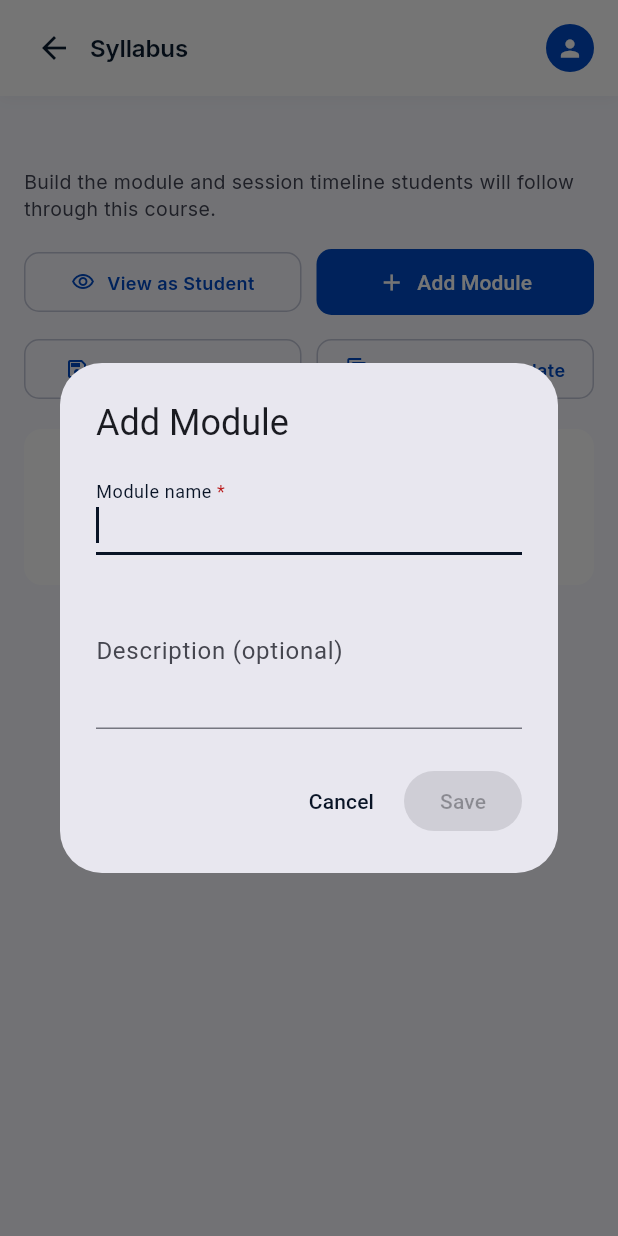
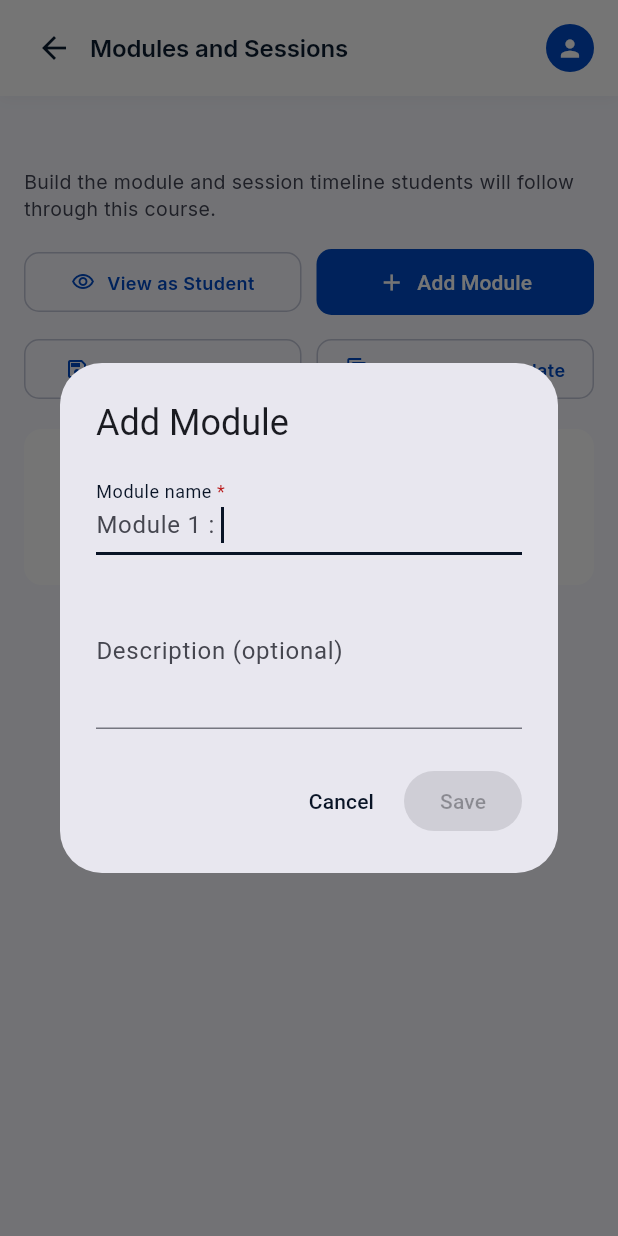
Before and after one commit to zheungyikgain12234/AIEI_LMS, a Flutter app: the CourseSyllabusScreen screen opened directly with empty values, after a tap on "Add Module", on a phone screen of 412 x 824 dp. Run offline on Flutter 3.47's test engine with Material 3 defaults, Android fonts, the phone set to English and light mode, and no system bars; our stand-ins replace file_picker, flutter_riverpod, flutter_svg, google_fonts, supabase_flutter, video_player and 2 more; missing offline and left inert: dart:js_interop, flutter_quill; accounts and stored records are empty.

Commit message:
module, session prefix numbering, drag supported

```diff
--- a/lib/presentation/screens/faculty_portal/course_syllabus_screen.dart
+++ b/lib/presentation/screens/faculty_portal/course_syllabus_screen.dart
@@ -129,10 +129,10 @@ class _CourseSyllabusScreenState extends State<CourseSyllabusScreen> {
   Future<void> _addModule() async {
     final result = await showDialog<(String, String)>(
       context: context,
-      builder: (_) => const _NameDescriptionDialog(dialogTitle: 'Add Module', nameLabel: 'Module name'),
+      builder: (_) => _NameDescriptionDialog(dialogTitle: 'Add Module', nameLabel: 'Module name', prefix: _numberedPrefix('Module', _modules.length + 1)),
     );
     if (result == null) return;
-    await _repository.createModule(sectionId: widget.sectionId, name: result.$1, description: result.$2);
+    await _repository.createModule(sectionId: widget.sectionId, name: _bareName(result.$1), description: result.$2);
     await _load();
   }
 
@@ -142,19 +142,20 @@ class _CourseSyllabusScreenState extends State<CourseSyllabusScreen> {
       builder: (_) => _NameDescriptionDialog(
         dialogTitle: 'Edit Module',
         nameLabel: 'Module name',
-        existingName: m.name,
+        existingName: _bareName(m.name),
+        prefix: _numberedPrefix('Module', _modules.indexOf(m) + 1),
         existingDescription: m.description,
       ),
     );
     if (result == null) return;
-    await _repository.updateModule(m.id, name: result.$1, description: result.$2, isPublished: m.isPublished);
+    await _repository.updateModule(m.id, name: _bareName(result.$1), description: result.$2, isPublished: m.isPublished);
     await _load();
   }
 
   Future<void> _deleteModule(CourseModule m) async {
     final confirmed = await _confirmDelete(
       title: 'Delete module?',
-      message: 'This deletes "${m.name}" and every session and content block inside it. This cannot be undone.',
+      message: 'This deletes "${_bareName(m.name)}" and every session and content block inside it. This cannot be undone.',
     );
     if (confirmed != true) return;
     await _repository.deleteModule(m.id);
@@ -197,10 +198,10 @@ class _CourseSyllabusScreenState extends State<CourseSyllabusScreen> {
   Future<void> _addSession(String moduleId) async {
     final result = await showDialog<(String, String)>(
       context: context,
-      builder: (_) => const _NameDescriptionDialog(dialogTitle: 'Add Session', nameLabel: 'Session name'),
+      builder: (_) => _NameDescriptionDialog(dialogTitle: 'Add Session', nameLabel: 'Session name', prefix: _numberedPrefix('Lesson', (_sessionsByModule[moduleId]?.length ?? 0) + 1)),
     );
     if (result == null) return;
-    await _repository.createSession(moduleId: moduleId, name: result.$1, description: result.$2);
+    await _repository.createSession(moduleId: moduleId, name: _bareName(result.$1), description: result.$2);
     await _refreshSessionsFor(moduleId);
   }
 
@@ -210,19 +211,20 @@ class _CourseSyllabusScreenState extends State<CourseSyllabusScreen> {
       builder: (_) => _NameDescriptionDialog(
         dialogTitle: 'Edit Session',
         nameLabel: 'Session name',
-        existingName: s.name,
+        existingName: _bareName(s.name),
+        prefix: _numberedPrefix('Lesson', (_sessionsByModule[moduleId]?.indexOf(s) ?? 0) + 1),
         existingDescription: s.description,
       ),
     );
     if (result == null) return;
-    await _repository.updateSession(s.id, name: result.$1, description: result.$2, isPublished: s.isPublished);
+    await _repository.updateSession(s.id, name: _bareName(result.$1), description: result.$2, isPublished: s.isPublished);
     await _refreshSessionsFor(moduleId);
   }
 
   Future<void> _deleteSession(String moduleId, CourseSession s) async {
     final confirmed = await _confirmDelete(
       title: 'Delete session?',
-      message: 'This deletes "${s.name}" and every content block inside it. This cannot be undone.',
+      message: 'This deletes "${_bareName(s.name)}" and every content block inside it. This cannot be undone.',
     );
     if (confirmed != true) return;
     await _repository.deleteSession(s.id);
@@ -382,7 +384,7 @@ class _CourseSyllabusScreenState extends State<CourseSyllabusScreen> {
   Widget _buildMobileScaffold(BuildContext context) {
     return Scaffold(
       backgroundColor: FacultyColors.background,
-      appBar: const FacultyMobileTopBar(title: 'Syllabus'),
+      appBar: const FacultyMobileTopBar(title: 'Modules and Sessions'),
       body: SafeArea(
         top: false,
         child: SingleChildScrollView(
@@ -444,7 +446,7 @@ class _CourseSyllabusScreenState extends State<CourseSyllabusScreen> {
           child: Column(
             crossAxisAlignment: CrossAxisAlignment.start,
             children: [
-              Text('Syllabus', style: FacultyTypography.headlineLg()),
+              Text('Modules and Sessions', style: FacultyTypography.headlineLg()),
               const SizedBox(height: 2),
               Text(widget.courseTitle, style: FacultyTypography.bodyLg(color: FacultyColors.onSurfaceVariant)),
               const SizedBox(height: 4),
@@ -581,7 +583,7 @@ class _CourseSyllabusScreenState extends State<CourseSyllabusScreen> {
                     child: Column(
                       crossAxisAlignment: CrossAxisAlignment.start,
                       children: [
-                        Text(m.name, style: FacultyTypography.titleSm()),
+                        Text('${_numberedPrefix('Module', index + 1)}${_bareName(m.name)}', style: FacultyTypography.titleSm()),
                         if (m.description.isNotEmpty)
                           Text(m.description, style: FacultyTypography.bodySm(), maxLines: 2, overflow: TextOverflow.ellipsis),
                       ],
@@ -684,7 +686,7 @@ class _CourseSyllabusScreenState extends State<CourseSyllabusScreen> {
                     child: Column(
                       crossAxisAlignment: CrossAxisAlignment.start,
                       children: [
-                        Text(s.name, style: FacultyTypography.bodyLg(color: FacultyColors.onSurface).copyWith(fontWeight: FontWeight.w600)),
+                        Text('${_numberedPrefix('Lesson', index + 1)}${_bareName(s.name)}', style: FacultyTypography.bodyLg(color: FacultyColors.onSurface).copyWith(fontWeight: FontWeight.w600)),
                         if (s.description.isNotEmpty)
                           Text(s.description, style: FacultyTypography.bodySm(), maxLines: 1, overflow: TextOverflow.ellipsis),
                       ],
@@ -961,11 +963,15 @@ class _NameDescriptionDialog extends StatefulWidget {
   final String? existingName;
   final String? existingDescription;
 
+  /// Read-only "Module 3 : " label shown in front of the name field.
+  final String? prefix;
+
   const _NameDescriptionDialog({
     required this.dialogTitle,
     required this.nameLabel,
     this.existingName,
     this.existingDescription,
+    this.prefix,
   });
 
   @override
@@ -996,7 +1002,7 @@ class _NameDescriptionDialogState extends State<_NameDescriptionDialog> {
             TextField(
               controller: _nameController,
               autofocus: true,
-              decoration: InputDecoration(label: requiredLabel(widget.nameLabel)),
+              decoration: InputDecoration(label: requiredLabel(widget.nameLabel), prefixText: widget.prefix),
               onChanged: (_) => setState(() {}),
             ),
             const SizedBox(height: 12),
@@ -1851,3 +1857,13 @@ class _CopyFromTemplateDialogState extends State<_CopyFromTemplateDialog> {
     );
   }
 }
+
+// Module / session numbering is derived from position, never stored in the
+// name — so adding, deleting or dragging an item renumbers the rest for free.
+String _numberedPrefix(String kind, int n) => '$kind $n : ';
+
+final _labelPrefixPattern = RegExp(r'^\s*(Module|Lesson)\s*\d*\s*:\s*', caseSensitive: false);
+
+/// [name] without any leading "Module n :" / "Lesson n :" label (typed by the
+/// user, or left over from older data), so it isn't shown or saved twice.
+String _bareName(String name) => name.replaceFirst(_labelPrefixPattern, '').trim();
```
